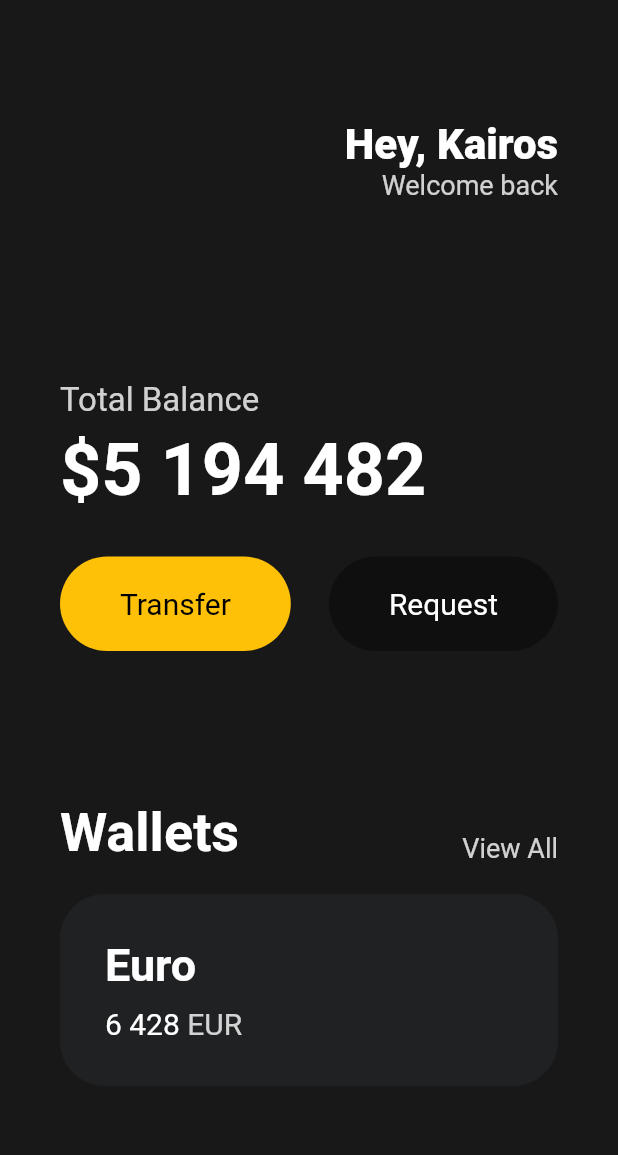
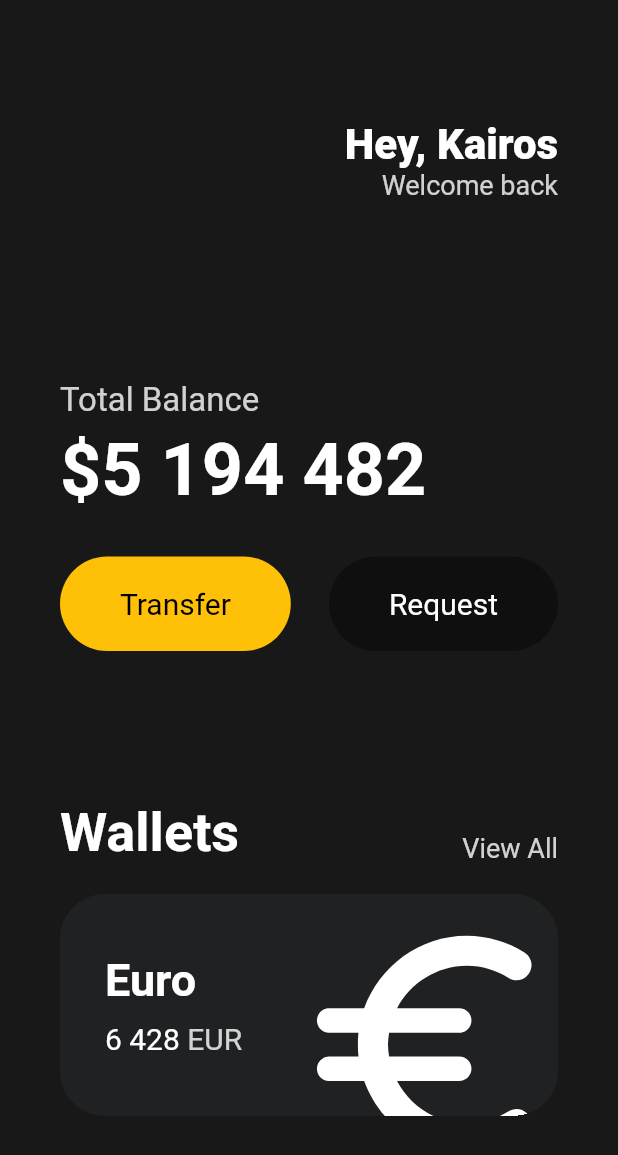
Before and after one commit to kairos67/flutter_toolflix, a Flutter app: the screen it shows after launch, on a phone screen of 412 x 824 dp. Shown: the top 1155 px of the screen. Run offline on Flutter 3.47's test engine with Material 2 defaults, Android fonts, the phone set to English and light mode, and no system bars.

Commit message:
Icons and Transforms

```diff
--- a/lib/main.dart
+++ b/lib/main.dart
@@ -118,13 +118,16 @@ class MyApp extends StatelessWidget {
                 height: 20,
               ),
               Container(
+                clipBehavior: Clip.hardEdge,
                 decoration: BoxDecoration(
                   color: const Color(0xFF1F2123),
                   borderRadius: BorderRadius.circular(30),
                 ),
                 child: Padding(
                   padding: const EdgeInsets.all(30),
-                  child: Row(children: [
+                  child: Row(
+                    mainAxisAlignment: MainAxisAlignment.spaceBetween,
+                    children: [
                       Column(
                         crossAxisAlignment: CrossAxisAlignment.start,
                         children: [
@@ -161,7 +164,19 @@ class MyApp extends StatelessWidget {
                           ),
                         ],
                       ),
-                  ]),
+                      Transform.scale(
+                        scale: 2.2,
+                        child: Transform.translate(
+                          offset: const Offset(-5, 12),
+                          child: const Icon(
+                            Icons.euro_rounded,
+                            color: Colors.white,
+                            size: 88,
+                          ),
+                        ),
+                      ),
+                    ],
+                  ),
                 ),
               ),
             ],
```
Also changed, not shown: lib/restapi_sample.dart (added, +71 -0 lines). Lines whose indentation alone changed are shown as unchanged.
